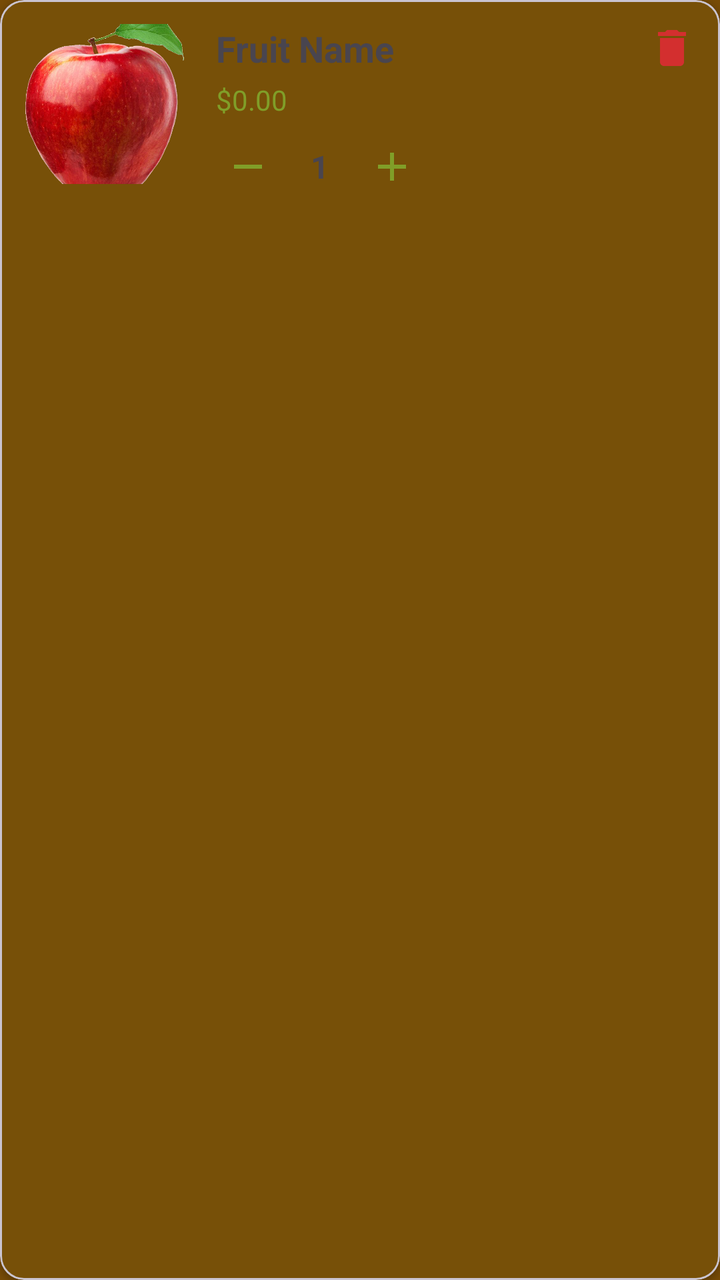
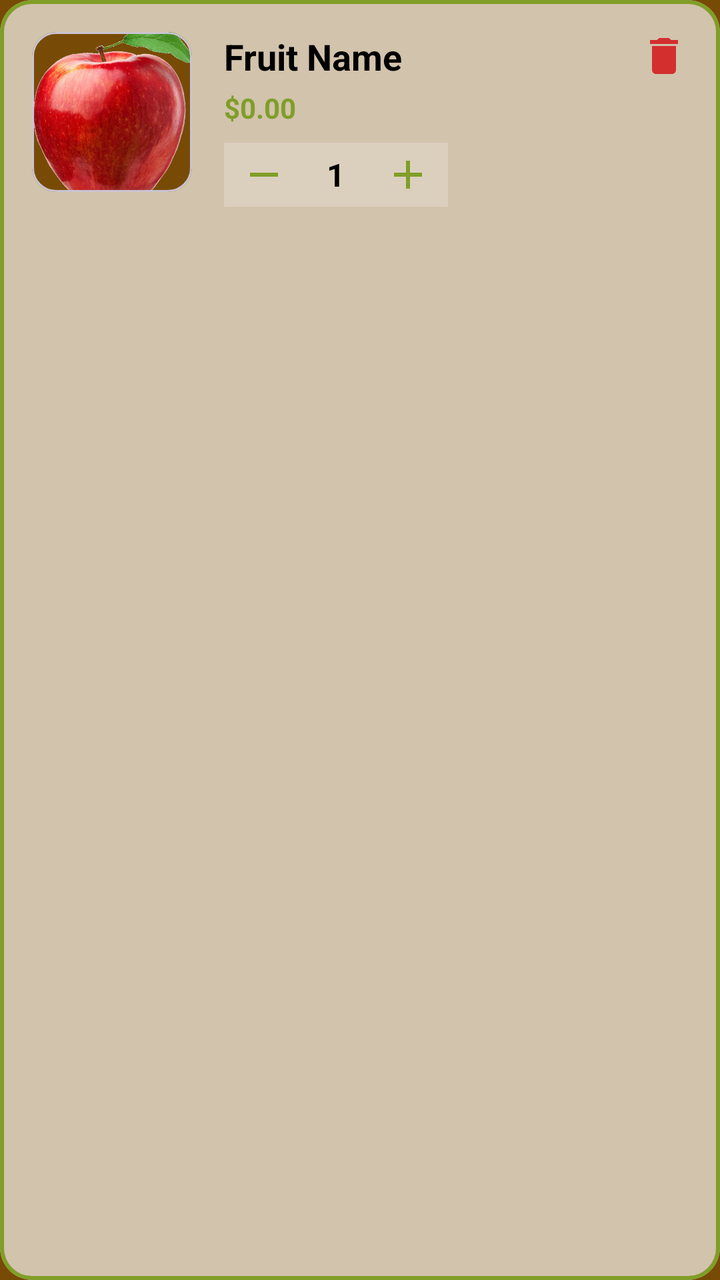

Screens rendered from an Android XML layout before and after an edit, with the pre-edit source and the edit as a unified diff.
<!-- AndroidManifest.xml: application theme Theme.Fruits_App -->
<!-- res/layout/item_cart.xml -->
<?xml version="1.0" encoding="utf-8"?>
<com.google.android.material.card.MaterialCardView xmlns:android="http://schemas.android.com/apk/res/android"
    xmlns:app="http://schemas.android.com/apk/res-auto"
    android:layout_width="match_parent"
    android:layout_height="wrap_content"
    android:layout_margin="8dp"
    app:cardCornerRadius="12dp"
    app:cardElevation="2dp">

    <LinearLayout
        android:layout_width="match_parent"
        android:layout_height="wrap_content"
        android:orientation="horizontal"
        android:padding="12dp">

        <ImageView
            android:id="@+id/ivCartItem"
            android:layout_width="80dp"
            android:layout_height="80dp"
            android:contentDescription="@string/fruit_image"
            android:scaleType="centerCrop"
            android:src="@drawable/img_fruit_apple" />

        <LinearLayout
            android:layout_width="0dp"
            android:layout_height="wrap_content"
            android:layout_marginStart="16dp"
            android:layout_weight="1"
            android:orientation="vertical">

            <TextView
                android:id="@+id/tvCartItemName"
                android:layout_width="wrap_content"
                android:layout_height="wrap_content"
                android:text="@string/fruit_name"
                android:textSize="18sp"
                android:textStyle="bold" />

            <TextView
                android:id="@+id/tvCartItemPrice"
                android:layout_width="wrap_content"
                android:layout_height="wrap_content"
                android:layout_marginTop="4dp"
                android:text="@string/price_placeholder"
                android:textColor="@color/leaf_green_top" />

            <LinearLayout
                android:layout_width="wrap_content"
                android:layout_height="wrap_content"
                android:layout_marginTop="8dp"
                android:gravity="center_vertical"
                android:orientation="horizontal">

                <ImageButton
                    android:id="@+id/btnMinus"
                    android:layout_width="32dp"
                    android:layout_height="32dp"
                    android:background="?attr/selectableItemBackgroundBorderless"
                    android:contentDescription="@string/decrement"
                    android:src="@drawable/ic_minus"
                    app:tint="@color/leaf_green_top" />

                <TextView
                    android:id="@+id/tvCartQuantity"
                    android:layout_width="40dp"
                    android:layout_height="wrap_content"
                    android:gravity="center"
                    android:text="@string/quantity_placeholder"
                    android:textSize="16sp"
                    android:textStyle="bold" />

                <ImageButton
                    android:id="@+id/btnPlus"
                    android:layout_width="32dp"
                    android:layout_height="32dp"
                    android:background="?attr/selectableItemBackgroundBorderless"
                    android:contentDescription="@string/increment"
                    android:src="@drawable/ic_add"
                    app:tint="@color/leaf_green_top" />
            </LinearLayout>
        </LinearLayout>

        <ImageButton
            android:id="@+id/btnRemoveItem"
            android:layout_width="wrap_content"
            android:layout_height="wrap_content"
            android:background="?attr/selectableItemBackgroundBorderless"
            android:contentDescription="@string/delete_fruit_button"
            android:src="@drawable/ic_delete"
            app:tint="#D32F2F" />
    </LinearLayout>
</com.google.android.material.card.MaterialCardView>
<!-- resources referenced by this layout -->
<resources>
  <color name="leaf_green_top">#809E28</color>
  <!-- drawable ic_add (drawable) -->
  <vector xmlns:android="http://schemas.android.com/apk/res/android"
      android:width="24dp"
      android:height="24dp"
      android:viewportWidth="24"
      android:viewportHeight="24"
      android:tint="#FFFFFF">
      <path
          android:fillColor="@android:color/white"
          android:pathData="M19,13h-6v6h-2v-6H5v-2h6V5h2v6h6v2z" />
  </vector>
  <!-- drawable ic_delete (drawable) -->
  <vector xmlns:android="http://schemas.android.com/apk/res/android"
      android:width="24dp"
      android:height="24dp"
      android:viewportWidth="24"
      android:viewportHeight="24"
      android:tint="#FFFFFF">
      <path
          android:fillColor="@android:color/white"
          android:pathData="M6,19c0,1.1 0.9,2 2,2h8c1.1,0 2,-0.9 2,-2V7H6v12zM19,4h-3.5l-1,-1h-5l-1,1H5v2h14V4z" />
  </vector>
  <!-- drawable ic_minus (drawable) -->
  <vector xmlns:android="http://schemas.android.com/apk/res/android"
      android:width="24dp"
      android:height="24dp"
      android:viewportWidth="24"
      android:viewportHeight="24">
      <path
          android:fillColor="@android:color/white"
          android:pathData="M19,13H5V11H19V13Z" />
  </vector>
  <string name="decrement">Decrement</string>
  <string name="delete_fruit_button">Delete</string>
  <string name="fruit_image">Fruit Image</string>
  <string name="fruit_name">Fruit Name</string>
  <string name="increment">Increment</string>
  <string name="price_placeholder">$0.00</string>
  <string name="quantity_placeholder">1</string>
  <style name="Theme.Fruits_App" parent="Base.Theme.Fruits_App" />
  <style name="Base.Theme.Fruits_App" parent="Theme.Material3.DayNight.NoActionBar">
          <item name="android:windowBackground">@color/woody_brown_bg</item>
          <item name="android:statusBarColor">@color/leaf_green_top</item>
  
          
          <item name="colorPrimary">@color/leaf_green_top</item>
          <item name="colorOnPrimary">@color/white</item>
          <item name="colorSecondary">@color/bold_yellow_card</item>
          <item name="colorOnSecondary">@color/white</item>
  
          
          <item name="colorSurface">@color/woody_brown_bg</item>
          <item name="colorOnSurface">@color/white</item>
          <item name="colorSurfaceContainer">@color/woody_brown_bg</item>
          <item name="colorOnSurfaceVariant">@color/white</item>
          <item name="android:textColorPrimary">@color/white</item>
          <item name="android:textColorSecondary">@color/bark_brown_secondary</item>
  
          
          <item name="alertDialogTheme">@style/CustomAlertDialog</item>
  
          
          <item name="colorSecondaryContainer">@color/bold_yellow_card</item>
          <item name="colorOnSecondaryContainer">@color/white</item>
  
          
          <item name="android:itemBackground">@color/bark_brown_secondary</item>
          <item name="android:panelBackground">@color/bark_brown_secondary</item>
          <item name="actionOverflowMenuStyle">@style/OverflowMenu</item>
          <item name="actionBarPopupTheme">@style/PopupOverlay</item>
      </style>
  <color name="woody_brown_bg">#774B06</color>
  <color name="white">#FFFFFFFF</color>
  <color name="bold_yellow_card">#AAc58f11</color>
  <color name="bark_brown_secondary">#bfada6</color>
  <style name="CustomAlertDialog" parent="Theme.Material3.DayNight.Dialog.Alert">
          <item name="colorSurface">@color/woody_brown_bg</item>
          <item name="android:background">@color/woody_brown_bg</item>
      </style>
  <style name="OverflowMenu" parent="Widget.Material3.PopupMenu.Overflow">
          <item name="android:popupBackground">@color/woody_brown_bg</item>
      </style>
  <!-- unchanged entries left out for length: 2 -->
</resources>

<!-- the commit's change to res/layout/item_cart.xml (unified diff, before → after) -->
@@ -3,23 +3,34 @@
     xmlns:app="http://schemas.android.com/apk/res-auto"
     android:layout_width="match_parent"
     android:layout_height="wrap_content"
-    android:layout_margin="8dp"
-    app:cardCornerRadius="12dp"
-    app:cardElevation="2dp">
+    android:layout_marginHorizontal="16dp"
+    android:layout_marginVertical="8dp"
+    app:cardBackgroundColor="#AAFFFFFF"
+    app:cardCornerRadius="16dp"
+    app:cardElevation="0dp"
+    app:strokeColor="@color/leaf_green_top"
+    app:strokeWidth="2dp">
 
     <LinearLayout
         android:layout_width="match_parent"
         android:layout_height="wrap_content"
         android:orientation="horizontal"
-        android:padding="12dp">
+        android:padding="16dp">
 
-        <ImageView
-            android:id="@+id/ivCartItem"
-            android:layout_width="80dp"
-            android:layout_height="80dp"
-            android:contentDescription="@string/fruit_image"
-            android:scaleType="centerCrop"
-            android:src="@drawable/img_fruit_apple" />
+        <com.google.android.material.card.MaterialCardView
+            android:layout_width="wrap_content"
+            android:layout_height="wrap_content"
+            app:cardCornerRadius="12dp"
+            app:cardElevation="0dp">
+
+            <ImageView
+                android:id="@+id/ivCartItem"
+                android:layout_width="80dp"
+                android:layout_height="80dp"
+                android:contentDescription="@string/fruit_image"
+                android:scaleType="centerCrop"
+                android:src="@drawable/img_fruit_apple" />
+        </com.google.android.material.card.MaterialCardView>
 
         <LinearLayout
             android:layout_width="0dp"
@@ -33,6 +44,7 @@
                 android:layout_width="wrap_content"
                 android:layout_height="wrap_content"
                 android:text="@string/fruit_name"
+                android:textColor="@color/black"
                 android:textSize="18sp"
                 android:textStyle="bold" />
 
@@ -42,14 +54,17 @@
                 android:layout_height="wrap_content"
                 android:layout_marginTop="4dp"
                 android:text="@string/price_placeholder"
-                android:textColor="@color/leaf_green_top" />
+                android:textColor="@color/leaf_green_top"
+                android:textStyle="bold" />
 
             <LinearLayout
                 android:layout_width="wrap_content"
                 android:layout_height="wrap_content"
                 android:layout_marginTop="8dp"
                 android:gravity="center_vertical"
-                android:orientation="horizontal">
+                android:orientation="horizontal"
+                android:background="#33FFFFFF"
+                android:paddingHorizontal="4dp">
 
                 <ImageButton
                     android:id="@+id/btnMinus"
@@ -66,6 +81,7 @@
                     android:layout_height="wrap_content"
                     android:gravity="center"
                     android:text="@string/quantity_placeholder"
+                    android:textColor="@color/black"
                     android:textSize="16sp"
                     android:textStyle="bold" />
 
<!-- resource entries referenced after the edit -->
@@ -1,5 +1,6 @@
 <!-- resources referenced by this layout -->
 <resources>
+  <color name="black">#FF000000</color>
   <color name="leaf_green_top">#809E28</color>
   <!-- drawable ic_add (drawable) -->
   <vector xmlns:android="http://schemas.android.com/apk/res/android"
@@ -58,6 +59,7 @@
           <item name="colorOnSurfaceVariant">@color/white</item>
           <item name="android:textColorPrimary">@color/white</item>
           <item name="android:textColorSecondary">@color/bark_brown_secondary</item>
+          <item name="colorControlNormal">@color/black</item>
   
           
           <item name="alertDialogTheme">@style/CustomAlertDialog</item>
